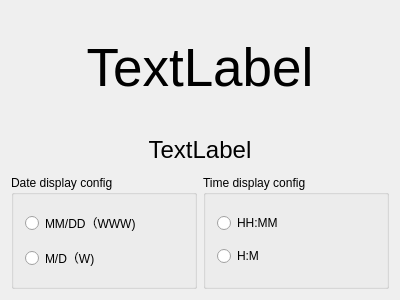
This is dev/src/QtSampleWatch/qtwatchsamplewindow.ui in CountrySideEngineer/QtWatchSample as Qt 5 draws it before an edit. The edited form follows.
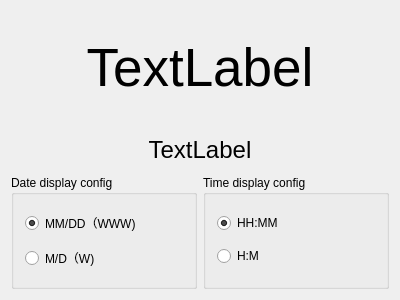
This is the edited form.

Commit message: Update graphical user interface. -Add group configuration of radio buttons. -Set initial value of radio buttons.

Diff of the .ui file:
```diff
--- a/dev/src/QtSampleWatch/qtwatchsamplewindow.ui
+++ b/dev/src/QtSampleWatch/qtwatchsamplewindow.ui
@@ -31,6 +31,12 @@
            <property name="text">
             <string>HH:MM</string>
            </property>
+           <property name="checked">
+            <bool>true</bool>
+           </property>
+           <attribute name="buttonGroup">
+            <string notr="true">timeDisplayConfigGroup</string>
+           </attribute>
           </widget>
          </item>
          <item>
@@ -69,6 +75,12 @@
            <property name="text">
             <string>MM/DD（WWW)</string>
            </property>
+           <property name="checked">
+            <bool>true</bool>
+           </property>
+           <attribute name="buttonGroup">
+            <string notr="true">dateDisplayConfigGroup</string>
+           </attribute>
           </widget>
          </item>
          <item>
```
Left out of the diff: 10 changed lines with no effect on the pictures.
